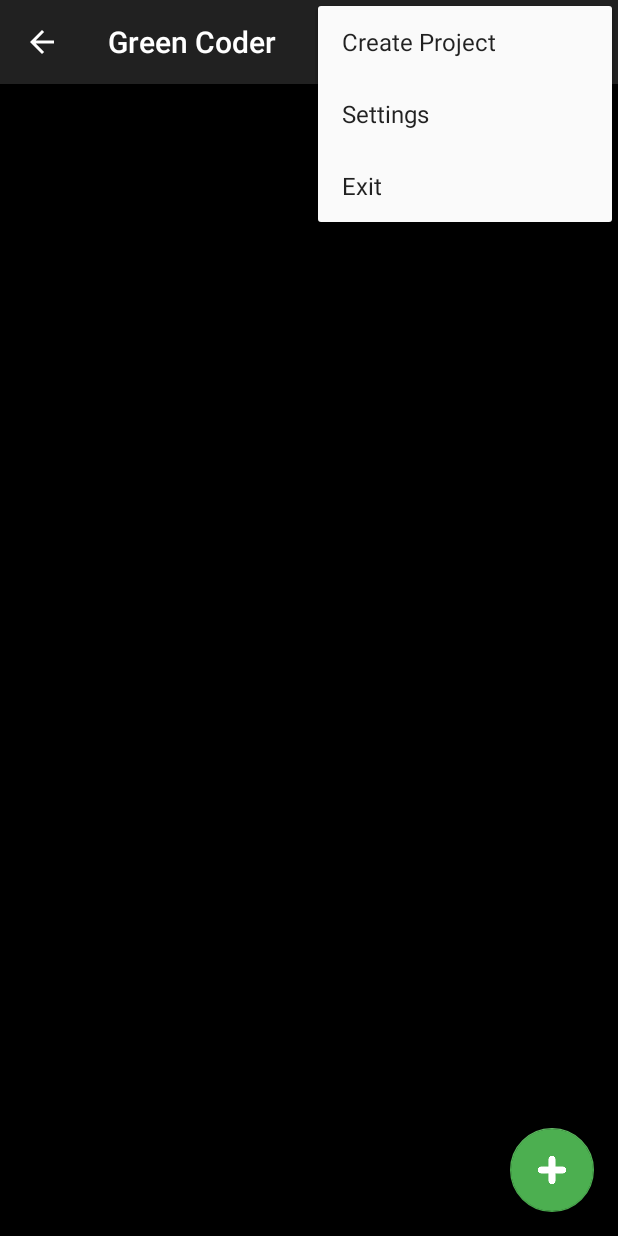
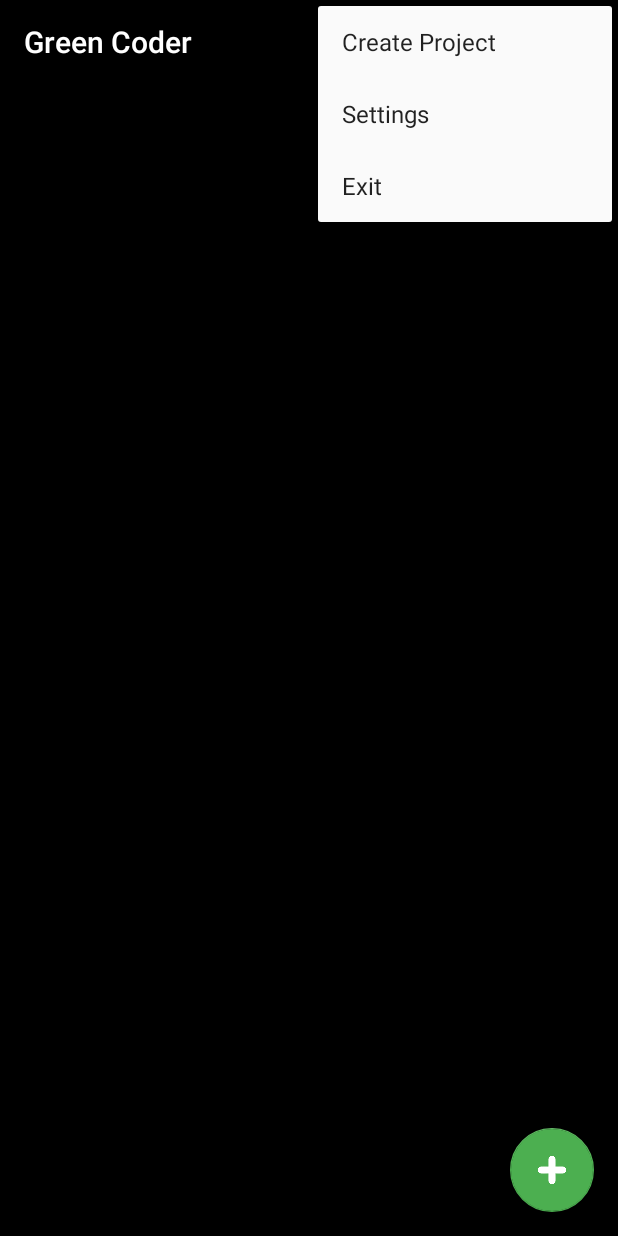
Before and after one commit to GreenCityLife/Green-Coder, an Android app: the screen it shows after launch (ProjectsActivity), with the options menu open, on a phone screen of 412 x 824 dp. Run offline under Robolectric (Android 15) with nearby library versions, the light colour scheme and no system bars.

Commit message:
Adjust codes to the androidx library

```diff
--- a/app/src/main/java/com/greencitylife/greencoder/CodeActivity.java
+++ b/app/src/main/java/com/greencitylife/greencoder/CodeActivity.java
@@ -107,7 +107,8 @@ public class CodeActivity extends AppCompatActivity {
 		newfile = "This is newly created file! Change me to whatever you want from Green Coder app";
 		getWindow().setStatusBarColor(0xFF212121);
 		getWindow().setNavigationBarColor(0xFF212121);
-		getActionBar().setBackgroundDrawable(new android.graphics.drawable.ColorDrawable(Color.parseColor("#212121")));
+		getSupportActionBar().setBackgroundDrawable(new android.graphics.drawable.ColorDrawable(Color.parseColor("#212121")));
+		getSupportActionBar().setDisplayHomeAsUpEnabled(false);
 		_srt(edittext1);
 	}
 	@Override
--- a/app/src/main/java/com/greencitylife/greencoder/ProjectsActivity.java
+++ b/app/src/main/java/com/greencitylife/greencoder/ProjectsActivity.java
@@ -120,12 +120,13 @@ public class ProjectsActivity extends AppCompatActivity {
 		});
 	}
 	private void initializeLogic() {
-
+		textview2.setTypeface(Typeface.createFromAsset(getAssets(),"fonts/en_medium.ttf"), 0);
 		textview2.setTypeface(Typeface.createFromAsset(getAssets(),"fonts/en_medium.ttf"), 0);
 		getWindow().setNavigationBarColor(0xFF000000);
 		getWindow().setStatusBarColor(0xFF000000);
-		getActionBar().setElevation(0);
-		getActionBar().setBackgroundDrawable(new android.graphics.drawable.ColorDrawable(Color.parseColor("#000000")));
+		getSupportActionBar().setElevation(0);
+		getSupportActionBar().setDisplayHomeAsUpEnabled(false);
+		getSupportActionBar().setBackgroundDrawable(new android.graphics.drawable.ColorDrawable(Color.parseColor("#000000")));
 	}
 	@Override
 		public boolean onCreateOptionsMenu(Menu menu){
--- a/app/src/main/java/com/greencitylife/greencoder/SettingsActivity.java
+++ b/app/src/main/java/com/greencitylife/greencoder/SettingsActivity.java
@@ -191,7 +191,7 @@ public class SettingsActivity extends AppCompatActivity {
 		_Font();
 		getWindow().setNavigationBarColor(0xFF212121);
 		setTitle("Settings");
-		getActionBar().setDisplayHomeAsUpEnabled(true);
+		getSupportActionBar().setDisplayHomeAsUpEnabled(true);
 		_rippleRoundStroke(project_path, "#212121", "#e0e0e0", 0, 0, "#212121");
 		_rippleRoundStroke(report_bug, "#212121", "#e0e0e0", 0, 0, "#212121");
 		_rippleRoundStroke(git_repo, "#212121", "#e0e0e0", 0, 0, "#212121");
```
Also changed, not shown: 14 other files.
